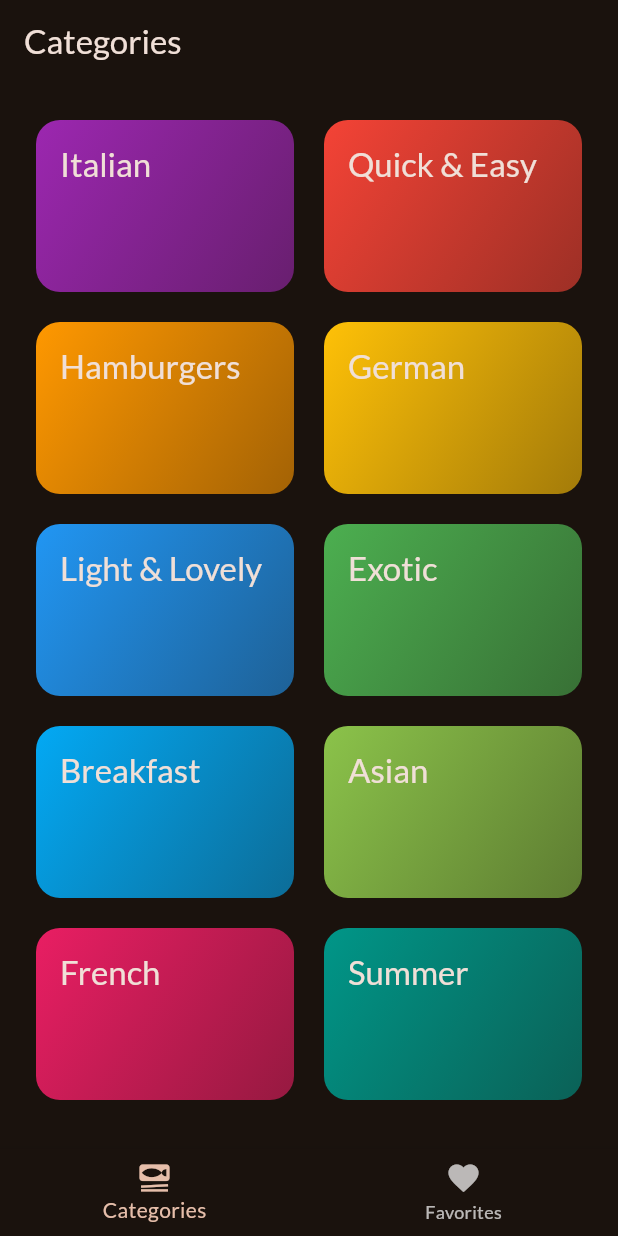
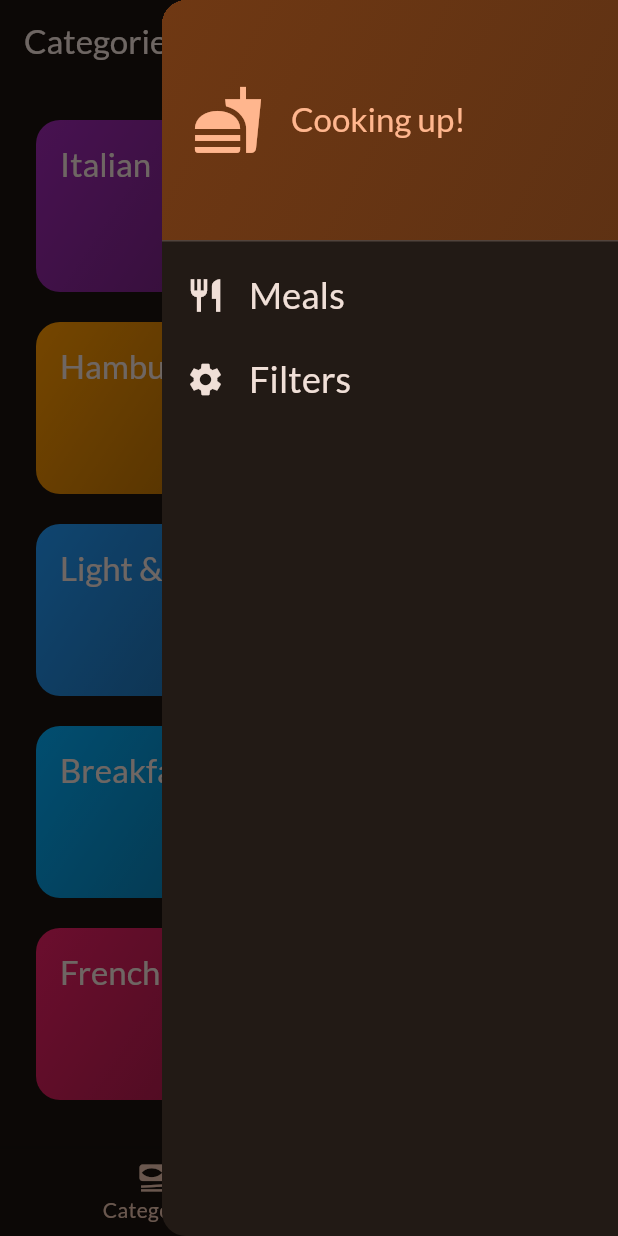
Before and after one commit to LetsD0Th1S/Mobile-Dev-Stuff, a Flutter app: the screen it shows after launch, with the side drawer open (before the commit the screen has no drawer), on a phone screen of 412 x 824 dp. Run offline on Flutter 3.47's test engine with Material 3 defaults, Android fonts, the phone set to English and light mode, and no system bars; our stand-ins replace google_fonts, transparent_image.

Commit message:
Second commit

```diff
--- a/Fresh-start/meals/lib/main.dart
+++ b/Fresh-start/meals/lib/main.dart
@@ -1,6 +1,5 @@
 import 'package:flutter/material.dart';
 import 'package:google_fonts/google_fonts.dart';
-import 'package:meals/views/categories.dart';
 import 'package:meals/views/tabs.dart';
 
 
--- a/Fresh-start/meals/lib/views/tabs.dart
+++ b/Fresh-start/meals/lib/views/tabs.dart
@@ -2,6 +2,7 @@
 import 'package:meals/models/meal.dart';
 import 'package:meals/views/categories.dart';
 import 'package:meals/views/meals.dart';
+import 'package:meals/widgets/main_drawer.dart';
 
 class TabsScreen extends StatefulWidget {
   const TabsScreen({super.key});
@@ -63,6 +64,7 @@
       appBar: AppBar(
         title: Text(activePageTitle),
       ),
+      endDrawer: MainDrawer(),
       body: activePage,
       bottomNavigationBar: BottomNavigationBar(
         onTap: (index) {_selectPage(index);},
--- /dev/null
+++ b/Fresh-start/meals/lib/widgets/main_drawer.dart
@@ -0,0 +1,74 @@
+import 'package:flutter/material.dart';
+
+class MainDrawer extends StatelessWidget {
+  const MainDrawer({super.key});
+
+  @override
+  Widget build(BuildContext context) {
+    return Drawer(
+      child: Column(
+        children: [
+          DrawerHeader(
+            padding: EdgeInsetsGeometry.all(20),
+            decoration: BoxDecoration(
+              gradient: LinearGradient(
+                colors: [
+                  Theme.of(context).colorScheme.primaryContainer,
+                  Theme.of(context).colorScheme.primaryContainer.withAlpha(200),
+                ],
+                begin: Alignment.topLeft,
+                end: Alignment.bottomRight,
+              ),
+            ),
+            child: Row(
+              children: [
+                Icon(
+                  Icons.fastfood,
+                  size: 48,
+                  color: Theme.of(context).colorScheme.primary,
+                ),
+                const SizedBox(width: 18),
+                Text(
+                  'Cooking up!',
+                  style: Theme.of(context).textTheme.titleLarge!.copyWith(
+                    color: Theme.of(context).colorScheme.primary,
+                  ),
+                ),
+              ],
+            ),
+          ),
+          ListTile(
+            leading: Icon(
+              Icons.restaurant,
+              size: 26,
+              color: Theme.of(context).colorScheme.onSurface,
+            ),
+            title: Text(
+              'Meals',
+              style: Theme.of(context).textTheme.titleSmall!.copyWith(
+                color: Theme.of(context).colorScheme.onSurface,
+                fontSize: 24,
+              ),
+            ),
+            onTap: (){},
+          ),
+          ListTile(
+            leading: Icon(
+              Icons.settings,
+              size: 26,
+              color: Theme.of(context).colorScheme.onSurface,
+            ),
+            title: Text(
+              'Filters',
+              style: Theme.of(context).textTheme.titleSmall!.copyWith(
+                color: Theme.of(context).colorScheme.onSurface,
+                fontSize: 24,
+              ),
+            ),
+            onTap: (){},
+          ),
+        ],
+      ),
+    );
+  }
+}
```
